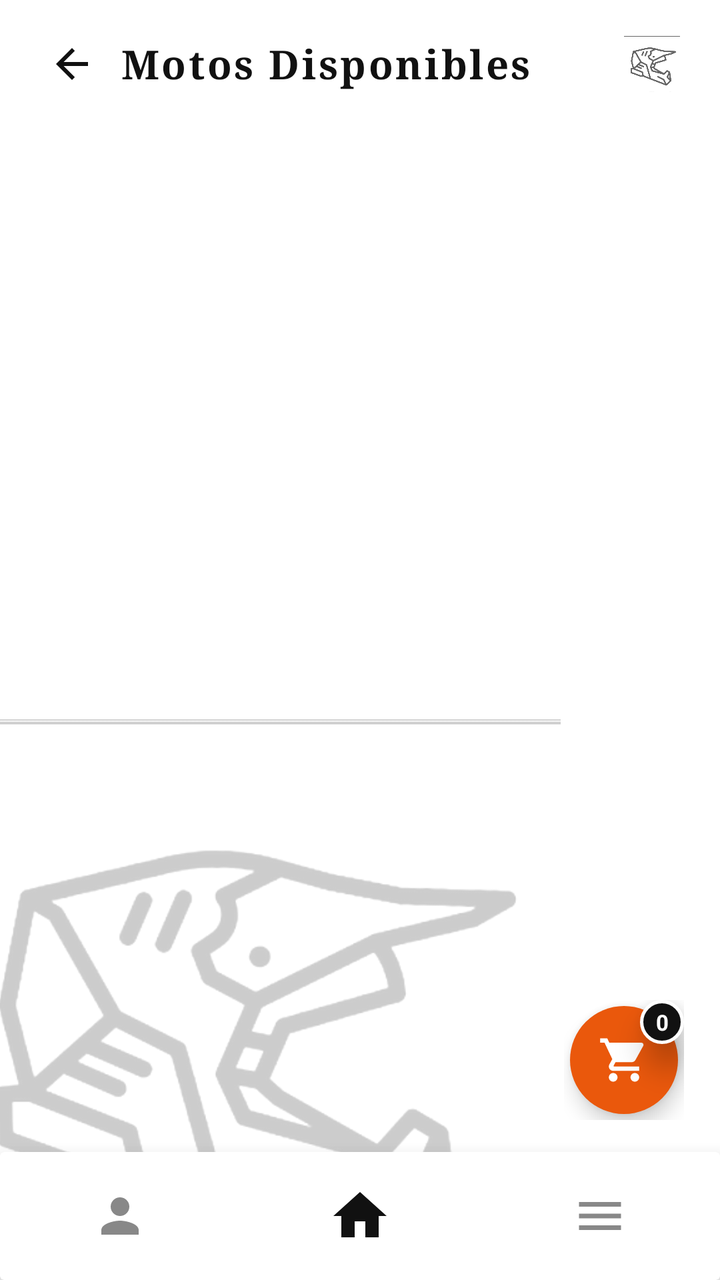
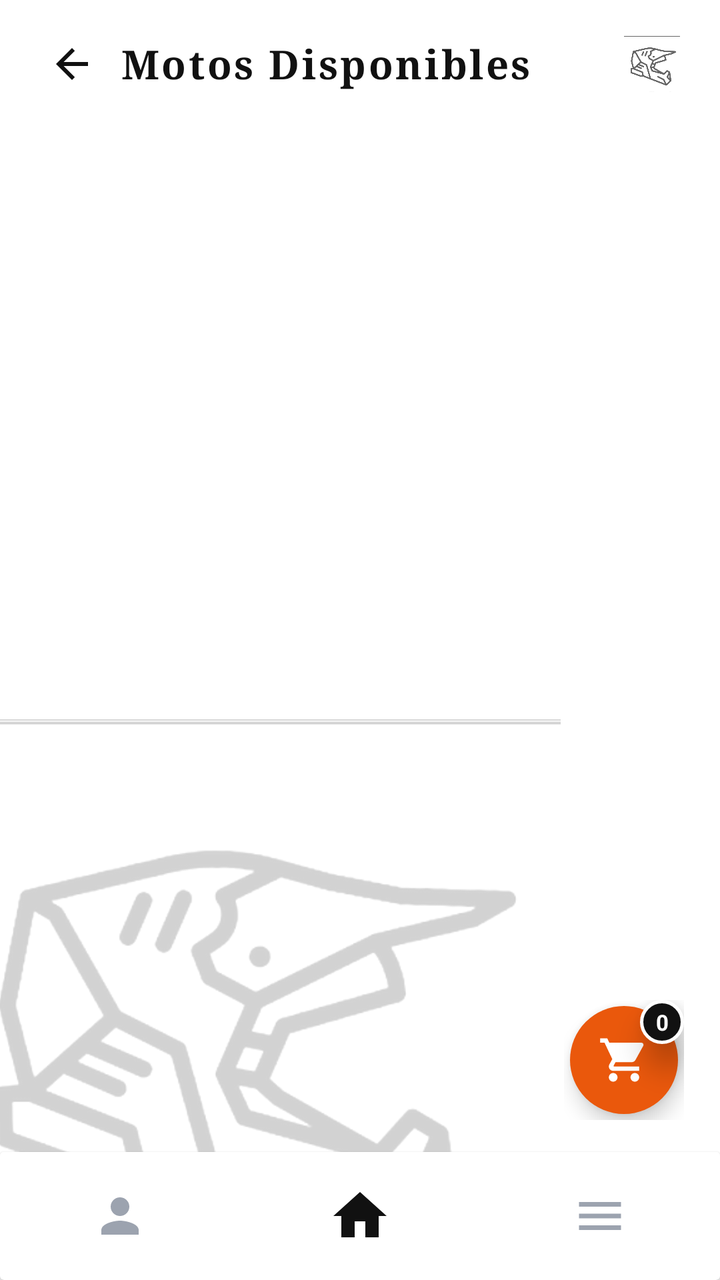

An Android layout rendered at two revisions. The XML below is the earlier revision; the diff shows what the commit changed to produce the second picture.
<!-- AndroidManifest.xml: application theme Theme.MiAPPBiker -->
<!-- res/layout/activity_motos_catalog.xml -->
<?xml version="1.0" encoding="utf-8"?>
<FrameLayout xmlns:android="http://schemas.android.com/apk/res/android"
    xmlns:app="http://schemas.android.com/apk/res-auto"
    xmlns:tools="http://schemas.android.com/tools"
    android:id="@+id/motos_catalog_root"
    android:layout_width="match_parent"
    android:layout_height="match_parent"
    android:background="#FFFFFF">

    
    <ImageView
        android:id="@+id/iv_catalog_watermark"
        android:layout_width="320dp"
        android:layout_height="320dp"
        android:layout_gravity="bottom|start"
        android:layout_marginStart="-40dp"
        android:layout_marginBottom="-40dp"
        android:alpha="0.20"
        android:scaleType="fitCenter"
        android:src="@drawable/ic_helmet_logo"
        android:contentDescription="Watermark Casco" />

    <androidx.constraintlayout.widget.ConstraintLayout
        android:layout_width="match_parent"
        android:layout_height="match_parent">

        
        <LinearLayout
            android:id="@+id/ll_catalog_header"
            android:layout_width="0dp"
            android:layout_height="wrap_content"
            android:gravity="center_vertical"
            android:orientation="horizontal"
            android:paddingHorizontal="20dp"
            android:paddingTop="16dp"
            android:paddingBottom="12dp"
            app:layout_constraintEnd_toEndOf="parent"
            app:layout_constraintStart_toStartOf="parent"
            app:layout_constraintTop_toTopOf="parent">

            <ImageView
                android:id="@+id/btn_back_home"
                android:layout_width="32dp"
                android:layout_height="32dp"
                android:clickable="true"
                android:focusable="true"
                android:padding="4dp"
                android:src="@drawable/ic_arrow_back"
                app:tint="#111111"
                android:contentDescription="Regresar" />

            <TextView
                android:layout_width="0dp"
                android:layout_height="wrap_content"
                android:layout_marginStart="8dp"
                android:layout_weight="1"
                android:fontFamily="serif"
                android:letterSpacing="0.06"
                android:text="Motos Disponibles"
                android:textColor="#111111"
                android:textSize="20sp"
                android:textStyle="bold" />

            <ImageView
                android:layout_width="28dp"
                android:layout_height="28dp"
                android:alpha="0.6"
                android:src="@drawable/ic_helmet_logo"
                android:contentDescription="Logo" />
        </LinearLayout>

        
        <ScrollView
            android:id="@+id/scroll_catalog"
            android:layout_width="0dp"
            android:layout_height="0dp"
            android:fillViewport="true"
            android:scrollbars="none"
            app:layout_constraintBottom_toTopOf="@+id/card_bottom_nav"
            app:layout_constraintEnd_toEndOf="parent"
            app:layout_constraintStart_toStartOf="parent"
            app:layout_constraintTop_toBottomOf="@+id/ll_catalog_header">

            <LinearLayout
                android:id="@+id/ll_motos_grid_container"
                android:layout_width="match_parent"
                android:layout_height="wrap_content"
                android:orientation="vertical"
                android:paddingHorizontal="10dp"
                android:paddingTop="6dp"
                android:paddingBottom="30dp">
                
            </LinearLayout>
        </ScrollView>

        
        <FrameLayout
            android:id="@+id/btn_floating_cart"
            android:layout_width="60dp"
            android:layout_height="60dp"
            android:layout_marginEnd="18dp"
            android:layout_marginBottom="16dp"
            android:clickable="true"
            android:focusable="true"
            app:layout_constraintBottom_toTopOf="@+id/card_bottom_nav"
            app:layout_constraintEnd_toEndOf="parent">

            <View
                android:layout_width="54dp"
                android:layout_height="54dp"
                android:layout_gravity="center"
                android:background="@drawable/bg_floating_cart"
                android:elevation="6dp" />

            <ImageView
                android:layout_width="26dp"
                android:layout_height="26dp"
                android:layout_gravity="center"
                android:elevation="8dp"
                android:src="@drawable/ic_shopping_cart"
                app:tint="#FFFFFF"
                android:contentDescription="Carrito" />

            <TextView
                android:id="@+id/tv_cart_badge"
                android:layout_width="22dp"
                android:layout_height="22dp"
                android:layout_gravity="top|end"
                android:background="@drawable/bg_badge_circle"
                android:elevation="10dp"
                android:gravity="center"
                android:text="0"
                android:textColor="#FFFFFF"
                android:textSize="11sp"
                android:textStyle="bold" />
        </FrameLayout>

        
        <androidx.cardview.widget.CardView
            android:id="@+id/card_bottom_nav"
            android:layout_width="0dp"
            android:layout_height="64dp"
            android:background="#FFFFFF"
            app:cardElevation="12dp"
            app:layout_constraintBottom_toBottomOf="parent"
            app:layout_constraintEnd_toEndOf="parent"
            app:layout_constraintStart_toStartOf="parent">

            <LinearLayout
                android:layout_width="match_parent"
                android:layout_height="match_parent"
                android:gravity="center"
                android:orientation="horizontal"
                android:weightSum="3">

                
                <FrameLayout
                    android:id="@+id/nav_btn_profile"
                    android:layout_width="0dp"
                    android:layout_height="match_parent"
                    android:layout_weight="1"
                    android:clickable="true"
                    android:focusable="true">

                    <ImageView
                        android:layout_width="28dp"
                        android:layout_height="28dp"
                        android:layout_gravity="center"
                        android:src="@drawable/ic_person"
                        app:tint="#888888"
                        android:contentDescription="Perfil" />
                </FrameLayout>

                
                <FrameLayout
                    android:id="@+id/nav_btn_home"
                    android:layout_width="0dp"
                    android:layout_height="match_parent"
                    android:layout_weight="1"
                    android:clickable="true"
                    android:focusable="true">

                    <ImageView
                        android:layout_width="32dp"
                        android:layout_height="32dp"
                        android:layout_gravity="center"
                        android:src="@drawable/ic_home"
                        app:tint="#111111"
                        android:contentDescription="Inicio" />
                </FrameLayout>

                
                <FrameLayout
                    android:id="@+id/nav_btn_locations"
                    android:layout_width="0dp"
                    android:layout_height="match_parent"
                    android:layout_weight="1"
                    android:clickable="true"
                    android:focusable="true">

                    <ImageView
                        android:layout_width="28dp"
                        android:layout_height="28dp"
                        android:layout_gravity="center"
                        android:src="@drawable/ic_menu"
                        app:tint="#888888"
                        android:contentDescription="Sucursales" />
                </FrameLayout>
            </LinearLayout>
        </androidx.cardview.widget.CardView>

    </androidx.constraintlayout.widget.ConstraintLayout>
</FrameLayout>
<!-- resources referenced by this layout -->
<resources>
  <!-- drawable bg_badge_circle (drawable) -->
  <?xml version="1.0" encoding="utf-8"?>
  <shape xmlns:android="http://schemas.android.com/apk/res/android"
      android:shape="oval">
      <solid android:color="#111111" />
      <stroke android:width="1.5dp" android:color="#FFFFFF" />
  </shape>
  <!-- drawable bg_floating_cart (drawable) -->
  <?xml version="1.0" encoding="utf-8"?>
  <shape xmlns:android="http://schemas.android.com/apk/res/android"
      android:shape="oval">
      <solid android:color="#EA580C" />
  </shape>
  <!-- drawable ic_arrow_back (drawable) -->
  <vector xmlns:android="http://schemas.android.com/apk/res/android"
      android:width="24dp"
      android:height="24dp"
      android:viewportWidth="24"
      android:viewportHeight="24">
      <path
          android:fillColor="#111111"
          android:pathData="M20,11H7.83l5.59,-5.59L12,4l-8,8 8,8 1.41,-1.41L7.83,13H20v-2z" />
  </vector>
  <!-- drawable ic_home (drawable) -->
  <vector xmlns:android="http://schemas.android.com/apk/res/android"
      android:width="28dp"
      android:height="28dp"
      android:viewportWidth="24"
      android:viewportHeight="24">
      <path
          android:fillColor="#FF000000"
          android:pathData="M10,20v-6h4v6h5v-8h3L12,3 2,12h3v8z" />
  </vector>
  <!-- drawable ic_menu (drawable) -->
  <vector xmlns:android="http://schemas.android.com/apk/res/android"
      android:width="28dp"
      android:height="28dp"
      android:viewportWidth="24"
      android:viewportHeight="24">
      <path
          android:fillColor="#FF000000"
          android:pathData="M3,18h18v-2L3,16v2zM3,13h18v-2L3,11v2zM3,6v2h18L21,6L3,6z" />
  </vector>
  <style name="Theme.MiAPPBiker" parent="Base.Theme.MiAPPBiker" />
  <style name="Base.Theme.MiAPPBiker" parent="Theme.Material3.DayNight.NoActionBar">
          
          
      </style>
  <!-- unchanged entries left out for length: 3 -->
</resources>

<!-- the commit's change to res/layout/activity_motos_catalog.xml (unified diff, before → after) -->
@@ -5,20 +5,15 @@
     android:id="@+id/motos_catalog_root"
     android:layout_width="match_parent"
     android:layout_height="match_parent"
-    android:background="#FFFFFF">
+    android:background="@color/white">
 
     
     <ImageView
         android:id="@+id/iv_catalog_watermark"
-        android:layout_width="320dp"
-        android:layout_height="320dp"
+        style="@style/MarcaAguaCasco"
         android:layout_gravity="bottom|start"
         android:layout_marginStart="-40dp"
-        android:layout_marginBottom="-40dp"
-        android:alpha="0.20"
-        android:scaleType="fitCenter"
-        android:src="@drawable/ic_helmet_logo"
-        android:contentDescription="Watermark Casco" />
+        android:layout_marginBottom="-40dp" />
 
     <androidx.constraintlayout.widget.ConstraintLayout
         android:layout_width="match_parent"
@@ -40,26 +35,21 @@
 
             <ImageView
                 android:id="@+id/btn_back_home"
+                style="@style/BotonIconoNav"
                 android:layout_width="32dp"
                 android:layout_height="32dp"
-                android:clickable="true"
-                android:focusable="true"
                 android:padding="4dp"
                 android:src="@drawable/ic_arrow_back"
-                app:tint="#111111"
+                app:tint="@color/biker_black"
                 android:contentDescription="Regresar" />
 
             <TextView
+                style="@style/TextoTituloVintage"
                 android:layout_width="0dp"
                 android:layout_height="wrap_content"
                 android:layout_marginStart="8dp"
                 android:layout_weight="1"
-                android:fontFamily="serif"
-                android:letterSpacing="0.06"
-                android:text="Motos Disponibles"
-                android:textColor="#111111"
-                android:textSize="20sp"
-                android:textStyle="bold" />
+                android:text="Motos Disponibles" />
 
             <ImageView
                 android:layout_width="28dp"
@@ -118,7 +108,7 @@
                 android:layout_gravity="center"
                 android:elevation="8dp"
                 android:src="@drawable/ic_shopping_cart"
-                app:tint="#FFFFFF"
+                app:tint="@color/white"
                 android:contentDescription="Carrito" />
 
             <TextView
@@ -130,7 +120,7 @@
                 android:elevation="10dp"
                 android:gravity="center"
                 android:text="0"
-                android:textColor="#FFFFFF"
+                android:textColor="@color/white"
                 android:textSize="11sp"
                 android:textStyle="bold" />
         </FrameLayout>
@@ -138,10 +128,8 @@
         
         <androidx.cardview.widget.CardView
             android:id="@+id/card_bottom_nav"
+            style="@style/BarraNavegacionInferior"
             android:layout_width="0dp"
-            android:layout_height="64dp"
-            android:background="#FFFFFF"
-            app:cardElevation="12dp"
             app:layout_constraintBottom_toBottomOf="parent"
             app:layout_constraintEnd_toEndOf="parent"
             app:layout_constraintStart_toStartOf="parent">
@@ -156,55 +144,43 @@
                 
                 <FrameLayout
                     android:id="@+id/nav_btn_profile"
-                    android:layout_width="0dp"
-                    android:layout_height="match_parent"
-                    android:layout_weight="1"
-                    android:clickable="true"
-                    android:focusable="true">
+                    style="@style/ItemNavegacion">
 
                     <ImageView
                         android:layout_width="28dp"
                         android:layout_height="28dp"
                         android:layout_gravity="center"
                         android:src="@drawable/ic_person"
-                        app:tint="#888888"
+                        app:tint="@color/biker_gray_muted"
                         android:contentDescription="Perfil" />
                 </FrameLayout>
 
                 
                 <FrameLayout
                     android:id="@+id/nav_btn_home"
-                    android:layout_width="0dp"
-                    android:layout_height="match_parent"
-                    android:layout_weight="1"
-                    android:clickable="true"
-                    android:focusable="true">
+                    style="@style/ItemNavegacion">
 
                     <ImageView
                         android:layout_width="32dp"
                         android:layout_height="32dp"
                         android:layout_gravity="center"
                         android:src="@drawable/ic_home"
-                        app:tint="#111111"
+                        app:tint="@color/biker_black"
                         android:contentDescription="Inicio" />
                 </FrameLayout>
 
                 
                 <FrameLayout
                     android:id="@+id/nav_btn_locations"
-                    android:layout_width="0dp"
-                    android:layout_height="match_parent"
-                    android:layout_weight="1"
-                    android:clickable="true"
-                    android:focusable="true">
+                    style="@style/ItemNavegacion">
 
                     <ImageView
                         android:layout_width="28dp"
                         android:layout_height="28dp"
                         android:layout_gravity="center"
                         android:src="@drawable/ic_menu"
-                        app:tint="#888888"
-                        android:contentDescription="Sucursales" />
+                        app:tint="@color/biker_gray_muted"
+                        android:contentDescription="Menu" />
                 </FrameLayout>
             </LinearLayout>
         </androidx.cardview.widget.CardView>
<!-- resource entries referenced after the edit -->
@@ -1,5 +1,8 @@
 <!-- resources referenced by this layout -->
 <resources>
+  <color name="biker_black">#111111</color>
+  <color name="biker_gray_muted">#9CA3AF</color>
+  <color name="white">#FFFFFFFF</color>
   <!-- drawable bg_badge_circle (drawable) -->
   <?xml version="1.0" encoding="utf-8"?>
   <shape xmlns:android="http://schemas.android.com/apk/res/android"
@@ -43,6 +46,47 @@
           android:fillColor="#FF000000"
           android:pathData="M3,18h18v-2L3,16v2zM3,13h18v-2L3,11v2zM3,6v2h18L21,6L3,6z" />
   </vector>
+  <style name="BarraNavegacionInferior">
+          <item name="android:layout_width">match_parent</item>
+          <item name="android:layout_height">64dp</item>
+          <item name="android:background">@color/white</item>
+          <item name="android:elevation">12dp</item>
+          <item name="android:gravity">center</item>
+          <item name="android:orientation">horizontal</item>
+      </style>
+  <style name="BotonIconoNav">
+          <item name="android:layout_width">38dp</item>
+          <item name="android:layout_height">38dp</item>
+          <item name="android:background">?attr/selectableItemBackgroundBorderless</item>
+          <item name="android:clickable">true</item>
+          <item name="android:focusable">true</item>
+          <item name="android:padding">6dp</item>
+      </style>
+  <style name="ItemNavegacion">
+          <item name="android:layout_width">0dp</item>
+          <item name="android:layout_height">match_parent</item>
+          <item name="android:layout_weight">1</item>
+          <item name="android:clickable">true</item>
+          <item name="android:focusable">true</item>
+          <item name="android:foreground">?attr/selectableItemBackgroundBorderless</item>
+      </style>
+  <style name="MarcaAguaCasco">
+          <item name="android:layout_width">320dp</item>
+          <item name="android:layout_height">320dp</item>
+          <item name="android:layout_gravity">bottom|center_horizontal</item>
+          <item name="android:layout_marginBottom">-40dp</item>
+          <item name="android:scaleType">fitCenter</item>
+          <item name="android:alpha">0.18</item>
+          <item name="android:src">@drawable/ic_helmet_logo</item>
+          <item name="android:contentDescription">@null</item>
+      </style>
+  <style name="TextoTituloVintage">
+          <item name="android:fontFamily">serif</item>
+          <item name="android:textColor">@color/biker_black</item>
+          <item name="android:textSize">20sp</item>
+          <item name="android:textStyle">bold</item>
+          <item name="android:letterSpacing">0.06</item>
+      </style>
   <style name="Theme.MiAPPBiker" parent="Base.Theme.MiAPPBiker" />
   <style name="Base.Theme.MiAPPBiker" parent="Theme.Material3.DayNight.NoActionBar">
           
